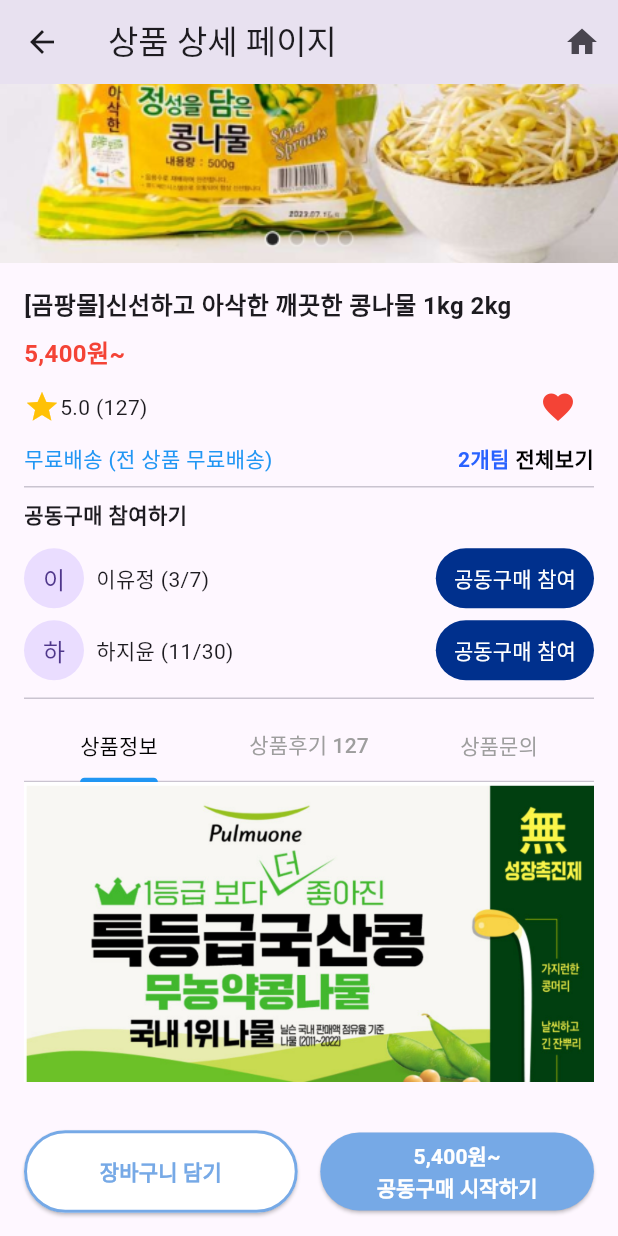
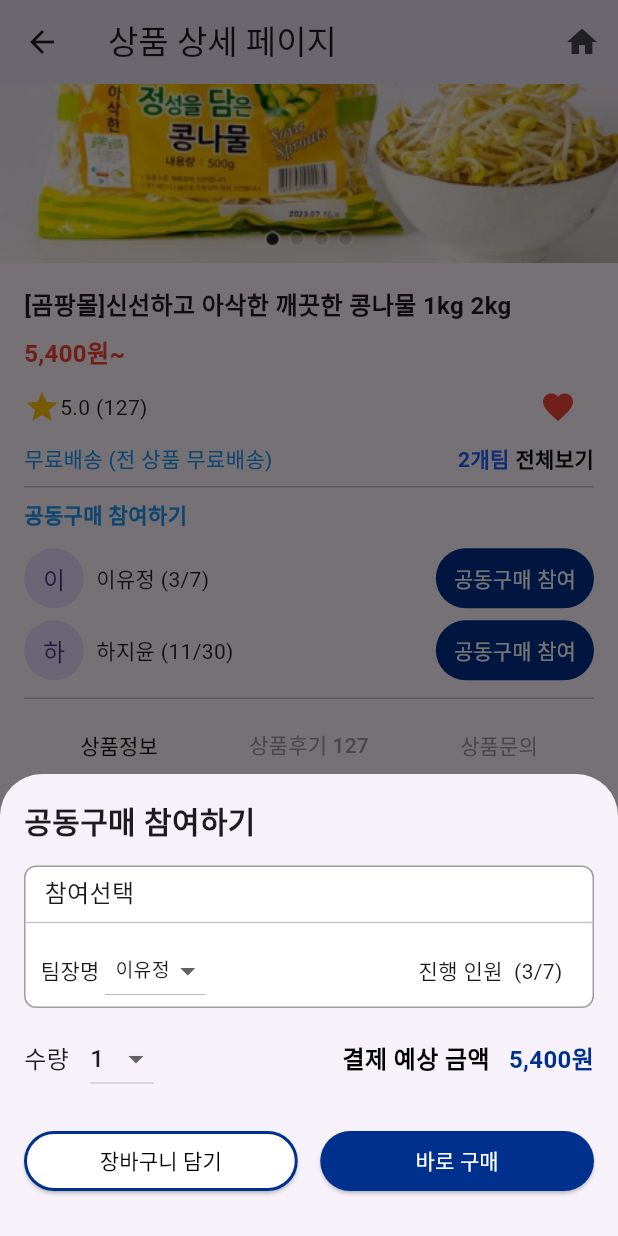
Before and after one commit to seozihyeon/GDSC_MiniProject, a Flutter app: the ProductDetailPage screen opened directly, scrolled down 239 dp, after a tap on the "favorite outline" icon, after a tap on "공동구매 참여", on a phone screen of 412 x 824 dp. Run offline on Flutter 3.47's test engine with Material 3 defaults, Android fonts, the phone set to English and light mode, and no system bars; our stand-ins replace shared_preferences; accounts and stored records are empty.

Commit message:
0728 add purchase front

```diff
--- a/lib/product_detail.dart
+++ b/lib/product_detail.dart
@@ -1,6 +1,18 @@
 import 'package:flutter/material.dart';
-import 'package:miniproject/login.dart';
+import 'package:intl/intl.dart';
 
+void main() {
+  runApp(MyApp());
+}
+
+class MyApp extends StatelessWidget {
+  @override
+  Widget build(BuildContext context) {
+    return MaterialApp(
+      home: ProductDetailPage(),
+    );
+  }
+}
 
 class ProductDetailPage extends StatefulWidget {
   @override
@@ -14,6 +26,24 @@
     setState(() {
       _isFavorited = !_isFavorited;
     });
+  }
+
+  void _showBottomSheet(BuildContext context, String name, String status) {
+    showModalBottomSheet(
+      context: context,
+      isScrollControlled: true,
+      builder: (context) => Padding(
+        padding: const EdgeInsets.all(16.0),
+        child: BottomSheetContent(
+          name: name,
+          status: status,
+          teams: [
+            {'name': '이유정', 'status': '3/7'},
+            {'name': '하지윤', 'status': '11/30'},
+          ],
+        ),
+      ),
+    );
   }
 
   @override
@@ -108,7 +138,7 @@
                   Divider(),
                   Text(
                     '공동구매 참여하기',
-                    style: TextStyle(fontWeight: FontWeight.bold),
+                    style: TextStyle(fontWeight: FontWeight.bold, color: Colors.blue),
                   ),
                   SizedBox(height: 8),
                   _buildGroupPurchaseItem('이유정', '3/7'),
@@ -137,9 +167,7 @@
         Text('$name ($status)'),
         Spacer(),
         TextButton(
-          onPressed: () {
-            // Implement action for group purchase item
-          },
+          onPressed: () => _showBottomSheet(context, name, status),
           child: Text('공동구매 참여'),
           style: TextButton.styleFrom(
             backgroundColor: Color(0xFF00308D),
@@ -195,9 +223,7 @@
       children: [
         Expanded(
           child: ElevatedButton(
-            onPressed: () {
-              // Implement action for adding to cart button
-            },
+            onPressed: () => _showBottomSheet(context, '', ''),
             child: Container(
               padding: EdgeInsets.symmetric(vertical: 17),
               child: Text('장바구니 담기', style: TextStyle(fontWeight: FontWeight.bold)),
@@ -212,9 +238,7 @@
         SizedBox(width: 15),
         Expanded(
           child: ElevatedButton(
-            onPressed: () {
-              // Implement action for starting group purchase button
-            },
+            onPressed: () => _showBottomSheet(context, '', ''),
             child: Container(
               padding: EdgeInsets.symmetric(vertical: 5),
               child: Column(
@@ -235,6 +259,169 @@
   }
 }
 
+class BottomSheetContent extends StatefulWidget {
+  final String name;
+  final String status;
+  final List<Map<String, String>> teams;
+
+  BottomSheetContent({
+    required this.name,
+    required this.status,
+    required this.teams,
+  });
+
+  @override
+  _BottomSheetContentState createState() => _BottomSheetContentState();
+}
+
+class _BottomSheetContentState extends State<BottomSheetContent> {
+  int _selectedQuantity = 1;
+  final double _pricePerItem = 5400.00;
+  String _selectedTeamName = '';
+  String _selectedTeamStatus = '';
+
+  @override
+  void initState() {
+    super.initState();
+    if (widget.teams.isNotEmpty) {
+      _selectedTeamName = widget.teams[0]['name']!;
+      _selectedTeamStatus = widget.teams[0]['status']!;
+    }
+  }
+
+  @override
+  Widget build(BuildContext context) {
+    String formattedPrice = NumberFormat.currency(locale: 'ko_KR', symbol: '').format(_pricePerItem * _selectedQuantity);
+
+    return Column(
+      mainAxisAlignment: MainAxisAlignment.start,
+      crossAxisAlignment: CrossAxisAlignment.start,
+      mainAxisSize: MainAxisSize.min,
+      children: [
+        Text(
+          '공동구매 참여하기',
+          style: TextStyle(fontSize: 20, fontWeight: FontWeight.bold),
+        ),
+        SizedBox(height: 15),
+        Container(
+          decoration: BoxDecoration(
+            color: Colors.white,
+            borderRadius: BorderRadius.circular(8.0),
+            border: Border.all(
+              color: Colors.grey,
+              width: 1,
+            ),
+          ),
+          child: Column(
+            crossAxisAlignment: CrossAxisAlignment.start,
+            children: [
+              SizedBox(height: 5,),
+              Text('   참여선택', style: TextStyle(fontSize: 16), textAlign: TextAlign.start,),
+              Divider(),
+              Padding(
+                padding: EdgeInsets.only(left: 10, right: 20),
+                child: Row(
+                  children: [
+                    Text('팀장명 ',),
+                    DropdownButton<Map<String, String>>(
+                      value: widget.teams.firstWhere(
+                            (team) => team['name'] == _selectedTeamName,
+                      ),
+                      items: widget.teams.map((team) {
+                        return DropdownMenuItem<Map<String, String>>(
+                          value: team,
+                          child: Text('  ${team['name']}', style: TextStyle(fontSize: 13),),
+                        );
+                      }).toList(),
+                      onChanged: (value) {
+                        setState(() {
+                          _selectedTeamName = value!['name']!;
+                          _selectedTeamStatus = value['status']!;
+                        });
+                      },
+                    ),
+                    Spacer(),
+                    Text('진행 인원  ($_selectedTeamStatus)'),
+                  ],
+                ),
+              )
+            ],
+          )
+        ),
+        SizedBox(height: 10),
+        Row(
+          children: [
+            Text('수량 ', style: TextStyle(fontSize: 16),),
+            SizedBox(width: 10),
+            DropdownButton<int>(
+              value: _selectedQuantity,
+              items: List.generate(10, (index) => index + 1)
+                  .map((value) => DropdownMenuItem(
+                value: value,
+                child: Text(value.toString()),
+              ))
+                  .toList(),
+              onChanged: (value) {
+                setState(() {
+                  _selectedQuantity = value!;
+                });
+              },
+            ),
+            Spacer(),
+            Text.rich(
+              TextSpan(
+                children: [
+                  TextSpan(
+                    text: '결제 예상 금액   ',
+                    style: TextStyle(fontSize: 16, fontWeight: FontWeight.bold, color: Colors.black),
+                  ),
+                  TextSpan(
+                    text: '$formattedPrice원',
+                    style: TextStyle(fontSize: 16, fontWeight: FontWeight.bold, color: Color(0xFF00308D)),
+                  ),
+                ],
+              ),
+            ),
+
+
+          ],
+        ),
+        SizedBox(height: 20),
+        Row(
+          children: [
+            Expanded(
+              child: ElevatedButton(
+                onPressed: () {
+                  // 장바구니 담기 버튼 클릭 시 처리
+                },
+                child: Text('장바구니 담기'),
+                style: ElevatedButton.styleFrom(
+                  primary: Colors.white,
+                  side: BorderSide(color: Color(0xFF00308D), width: 2),
+                  onPrimary: Colors.black,
+                ),
+              ),
+            ),
+            SizedBox(width: 15),
+            Expanded(
+              child: ElevatedButton(
+                onPressed: () {
+                  // 바로 구매 버튼 클릭 시 처리
+                },
+                child: Text('바로 구매'),
+                style: ElevatedButton.styleFrom(
+                  primary: Color(0xFF00308D),
+                  onPrimary: Colors.white,
+                ),
+              ),
+            ),
+          ],
+        ),
+        SizedBox(height: 10),
+      ],
+    );
+  }
+}
 
 class ReviewSection extends StatelessWidget {
   @override
--- a/pubspec.yaml
+++ b/pubspec.yaml
@@ -31,7 +31,8 @@
   flutter:
     sdk: flutter
   http: ^0.13.3
-  shared_preferences: ^2.0.6
+  shared_preferences: ^2.2.3
+  intl: ^0.17.0
 
 
   # The following adds the Cupertino Icons font to your application.
```
Also changed, not shown: pubspec.lock.
